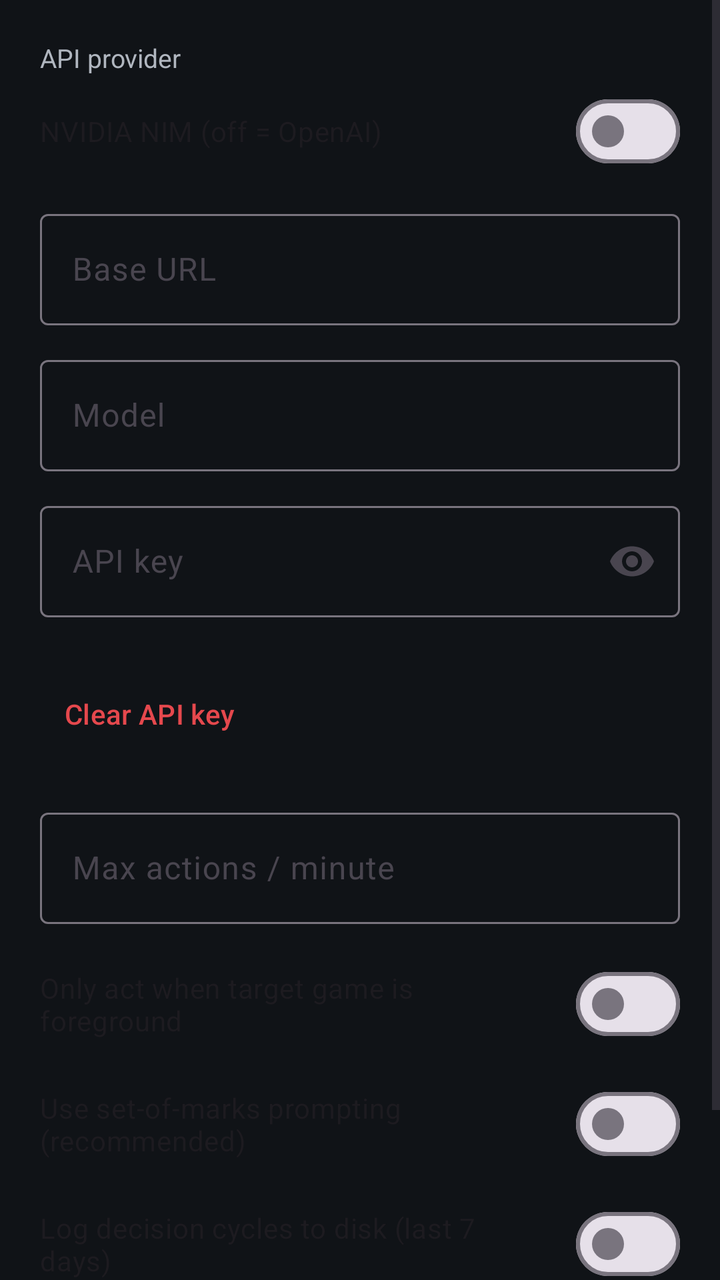
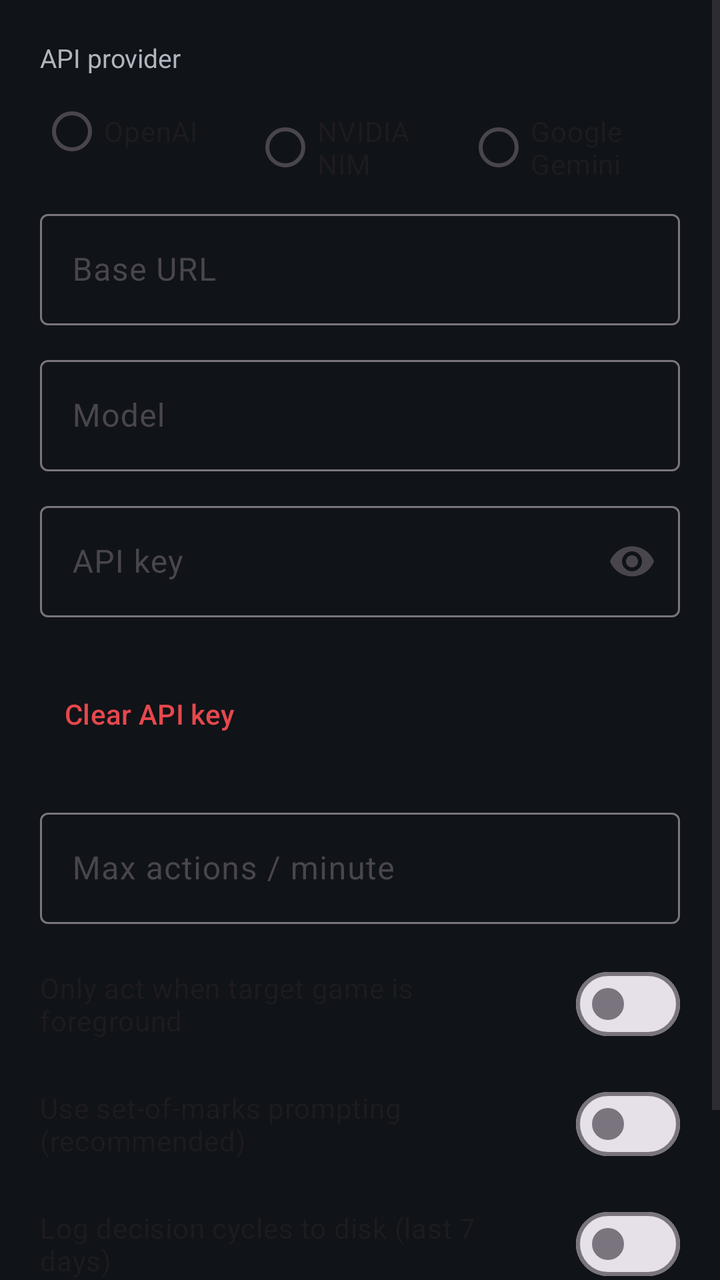

Screens rendered from an Android XML layout before and after an edit, with the pre-edit source and the edit as a unified diff.
<!-- AndroidManifest.xml: application theme Theme.GameAutopilot -->
<!-- res/layout/activity_settings.xml -->
<?xml version="1.0" encoding="utf-8"?>
<ScrollView xmlns:android="http://schemas.android.com/apk/res/android"
    xmlns:app="http://schemas.android.com/apk/res-auto"
    android:layout_width="match_parent"
    android:layout_height="match_parent"
    android:fillViewport="true">

    <LinearLayout
        android:layout_width="match_parent"
        android:layout_height="wrap_content"
        android:orientation="vertical"
        android:padding="20dp">

        <TextView
            android:layout_width="match_parent"
            android:layout_height="wrap_content"
            android:text="@string/settings_api_provider"
            android:textColor="@color/on_surface_variant"
            android:textSize="13sp"
            android:layout_marginBottom="4dp" />

        <com.google.android.material.materialswitch.MaterialSwitch
            android:id="@+id/providerSwitch"
            android:layout_width="match_parent"
            android:layout_height="wrap_content"
            android:text="NVIDIA NIM (off = OpenAI)" />

        <com.google.android.material.textfield.TextInputLayout
            android:layout_width="match_parent"
            android:layout_height="wrap_content"
            android:layout_marginTop="12dp"
            android:hint="@string/settings_base_url">

            <com.google.android.material.textfield.TextInputEditText
                android:id="@+id/baseUrlInput"
                android:layout_width="match_parent"
                android:layout_height="wrap_content"
                android:inputType="textUri"
                android:maxLines="1" />
        </com.google.android.material.textfield.TextInputLayout>

        <com.google.android.material.textfield.TextInputLayout
            android:layout_width="match_parent"
            android:layout_height="wrap_content"
            android:layout_marginTop="12dp"
            android:hint="@string/settings_model">

            <com.google.android.material.textfield.TextInputEditText
                android:id="@+id/modelInput"
                android:layout_width="match_parent"
                android:layout_height="wrap_content"
                android:inputType="text"
                android:maxLines="1" />
        </com.google.android.material.textfield.TextInputLayout>

        <com.google.android.material.textfield.TextInputLayout
            android:layout_width="match_parent"
            android:layout_height="wrap_content"
            android:layout_marginTop="12dp"
            app:endIconMode="password_toggle"
            android:hint="@string/settings_api_key">

            <com.google.android.material.textfield.TextInputEditText
                android:id="@+id/apiKeyInput"
                android:layout_width="match_parent"
                android:layout_height="wrap_content"
                android:inputType="textPassword"
                android:maxLines="1" />
        </com.google.android.material.textfield.TextInputLayout>

        <TextView
            android:id="@+id/apiKeyStatus"
            android:layout_width="match_parent"
            android:layout_height="wrap_content"
            android:layout_marginTop="4dp"
            android:textColor="@color/on_surface_variant"
            android:textSize="12sp" />

        <com.google.android.material.button.MaterialButton
            android:id="@+id/clearKeyBtn"
            style="@style/Widget.Material3.Button.TextButton"
            android:layout_width="wrap_content"
            android:layout_height="wrap_content"
            android:layout_marginTop="4dp"
            android:text="@string/settings_clear_api_key"
            android:textColor="@color/status_error" />

        <com.google.android.material.textfield.TextInputLayout
            android:layout_width="match_parent"
            android:layout_height="wrap_content"
            android:layout_marginTop="20dp"
            android:hint="@string/settings_max_actions_per_min">

            <com.google.android.material.textfield.TextInputEditText
                android:id="@+id/rateInput"
                android:layout_width="match_parent"
                android:layout_height="wrap_content"
                android:inputType="number"
                android:maxLines="1" />
        </com.google.android.material.textfield.TextInputLayout>

        <com.google.android.material.materialswitch.MaterialSwitch
            android:id="@+id/onlyTargetSwitch"
            android:layout_width="match_parent"
            android:layout_height="wrap_content"
            android:layout_marginTop="16dp"
            android:text="@string/settings_only_act_on_target" />

        <com.google.android.material.materialswitch.MaterialSwitch
            android:id="@+id/somSwitch"
            android:layout_width="match_parent"
            android:layout_height="wrap_content"
            android:layout_marginTop="12dp"
            android:text="@string/settings_use_set_of_marks" />

        <com.google.android.material.materialswitch.MaterialSwitch
            android:id="@+id/logCyclesSwitch"
            android:layout_width="match_parent"
            android:layout_height="wrap_content"
            android:layout_marginTop="12dp"
            android:text="@string/settings_log_cycles" />

        <com.google.android.material.button.MaterialButton
            android:id="@+id/saveBtn"
            android:layout_width="match_parent"
            android:layout_height="wrap_content"
            android:layout_marginTop="24dp"
            android:text="@string/save" />
    </LinearLayout>
</ScrollView>
<!-- resources referenced by this layout -->
<resources>
  <color name="on_surface_variant">#FFB0B6BF</color>
  <color name="status_error">#FFE5484D</color>
  <string name="save">Save</string>
  <string name="settings_api_key">API key</string>
  <string name="settings_api_provider">API provider</string>
  <string name="settings_base_url">Base URL</string>
  <string name="settings_clear_api_key">Clear API key</string>
  <string name="settings_log_cycles">Log decision cycles to disk (last 7 days)</string>
  <string name="settings_max_actions_per_min">Max actions / minute</string>
  <string name="settings_model">Model</string>
  <string name="settings_only_act_on_target">Only act when target game is foreground</string>
  <string name="settings_use_set_of_marks">Use set-of-marks prompting (recommended)</string>
  <style name="Theme.GameAutopilot" parent="Theme.Material3.DayNight.NoActionBar">
          <item name="colorPrimary">@color/primary</item>
          <item name="colorOnPrimary">@color/on_primary</item>
          <item name="android:colorBackground">@color/surface</item>
          <item name="colorSurface">@color/surface</item>
          <item name="colorOnSurface">@color/on_surface</item>
          <item name="android:statusBarColor" tools:targetApi="l">@color/surface</item>
          <item name="android:windowLightStatusBar">false</item>
      </style>
  <color name="primary">#FF4DA3FF</color>
  <color name="on_primary">#FF002B5C</color>
  <color name="surface">#FF101317</color>
  <color name="on_surface">#FFE6E9EE</color>
</resources>

<!-- the commit's change to res/layout/activity_settings.xml (unified diff, before → after) -->
@@ -19,11 +19,33 @@
             android:textSize="13sp"
             android:layout_marginBottom="4dp" />
 
-        <com.google.android.material.materialswitch.MaterialSwitch
-            android:id="@+id/providerSwitch"
+        <RadioGroup
+            android:id="@+id/providerGroup"
             android:layout_width="match_parent"
             android:layout_height="wrap_content"
-            android:text="NVIDIA NIM (off = OpenAI)" />
+            android:orientation="horizontal">
+
+            <RadioButton
+                android:id="@+id/providerOpenAiRadio"
+                android:layout_width="0dp"
+                android:layout_height="wrap_content"
+                android:layout_weight="1"
+                android:text="@string/settings_provider_openai" />
+
+            <RadioButton
+                android:id="@+id/providerNvidiaRadio"
+                android:layout_width="0dp"
+                android:layout_height="wrap_content"
+                android:layout_weight="1"
+                android:text="@string/settings_provider_nvidia" />
+
+            <RadioButton
+                android:id="@+id/providerGeminiRadio"
+                android:layout_width="0dp"
+                android:layout_height="wrap_content"
+                android:layout_weight="1"
+                android:text="@string/settings_provider_gemini" />
+        </RadioGroup>
 
         <com.google.android.material.textfield.TextInputLayout
             android:layout_width="match_parent"
<!-- resource entries referenced after the edit -->
@@ -11,6 +11,9 @@
   <string name="settings_max_actions_per_min">Max actions / minute</string>
   <string name="settings_model">Model</string>
   <string name="settings_only_act_on_target">Only act when target game is foreground</string>
+  <string name="settings_provider_gemini">Google Gemini</string>
+  <string name="settings_provider_nvidia">NVIDIA NIM</string>
+  <string name="settings_provider_openai">OpenAI</string>
   <string name="settings_use_set_of_marks">Use set-of-marks prompting (recommended)</string>
   <style name="Theme.GameAutopilot" parent="Theme.Material3.DayNight.NoActionBar">
           <item name="colorPrimary">@color/primary</item>
